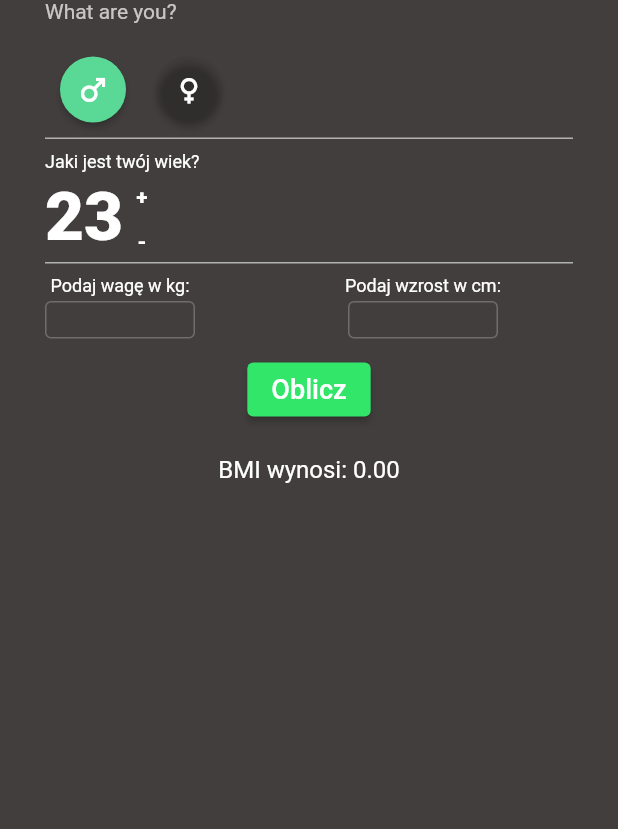
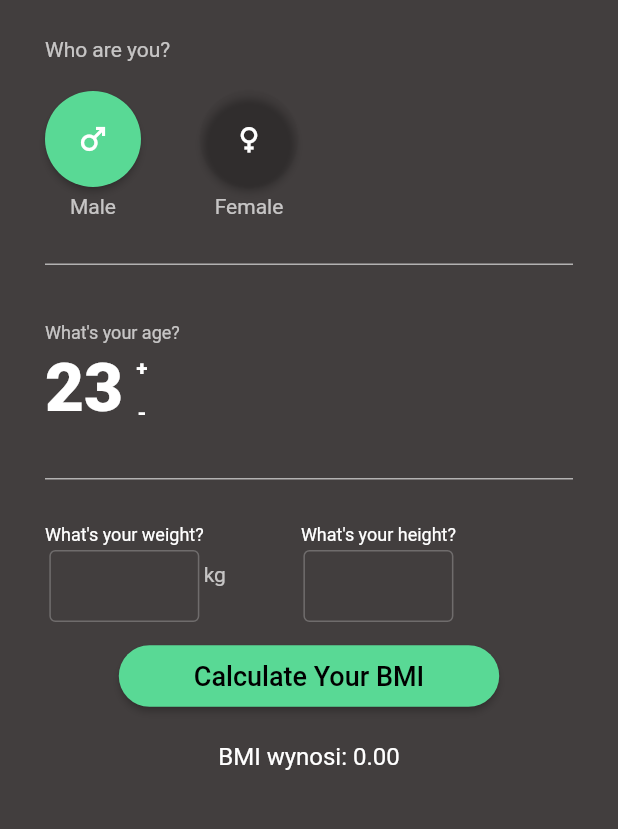
Before and after one commit to jakubfurmanowicz/BMICalculator, a Flutter app: the screen it shows after launch, on a phone screen of 412 x 824 dp, the part 110-939 px from its top. Run offline on Flutter 3.47's test engine with Material 2 defaults, Android fonts, the phone set to English and light mode, and no system bars.

```diff
--- a/lib/bmi_set_age.dart
+++ b/lib/bmi_set_age.dart
@@ -12,8 +12,8 @@ class SetYourAge {
   }
 
   int? decreaseAge() {
-    if (age == 17) {
-      age = 17;
+    if (age == 18) {
+      age = 18;
     } else {
       age--;
       return age;
--- a/lib/bmi_text_field.dart
+++ b/lib/bmi_text_field.dart
@@ -21,10 +21,10 @@ class BmiTextField extends StatelessWidget {
         const Padding(padding: EdgeInsets.only(bottom: 3)),
         SizedBox(
           width: 100,
-          height: 25,
+          height: 50,
           child: TextField(
             enabled: isEnable,
-            style: const TextStyle(color: Colors.white),
+            style: const TextStyle(fontSize: 16,color: Colors.white),
             controller: controller,
             keyboardType: const TextInputType.numberWithOptions(decimal: true),
             decoration: const InputDecoration(
--- a/lib/calculator_bmi.dart
+++ b/lib/calculator_bmi.dart
@@ -23,8 +23,8 @@ String _group = '';
 
   String _error = '';
 
-void calculateYourBmi(
-    String enteredHigh, String enteredWeight, int enteredAge, String personChoosen) {
+  void calculateYourBmi(String enteredHigh, String enteredWeight,
+      int enteredAge, String personChoosen) {
     if (enteredHigh.isNotEmpty && enteredWeight.isNotEmpty) {
       double? parsedHeight = double.tryParse(enteredHigh);
       double? parsedWeight = double.tryParse(enteredWeight);
@@ -101,6 +101,7 @@ void calculateYourBmi(
             _group = 'niedowaga';
             _error = '';
           }
+        } else if (enteredAge < 18 || enteredAge > 120) {
         }
       } else {
         _error = 'Pole nie może być puste';
--- a/lib/main.dart
+++ b/lib/main.dart
@@ -63,10 +63,11 @@ class _MyHomePageState extends State<MyHomePage> {
                               fontWeight: FontWeight.w800,
                               color: Colors.white)),
                     ),
+                    const Padding(padding: EdgeInsets.only(top: 25)),
                     const Align(
                       alignment: Alignment.topLeft,
                       child: Text(
-                        'What are you?',
+                        'Who are you?',
                         style: TextStyle(color: Colors.white70),
                       ),
                     ),
@@ -75,6 +76,8 @@ class _MyHomePageState extends State<MyHomePage> {
                         alignment: Alignment.topLeft,
                         child: Row(
                           children: [
+                            Column(
+                              children: [
                                 ElevatedButton(
                                   onPressed: () {
                                     changeButtonColor.firstButtonPressed();
@@ -82,10 +85,21 @@ class _MyHomePageState extends State<MyHomePage> {
                                   },
                                   child: const Icon(Icons.male),
                                   style: ElevatedButton.styleFrom(
-                                  primary: Color(changeButtonColor.firstColor),
+                                      primary:
+                                          Color(changeButtonColor.firstColor),
                                       shape: const CircleBorder(),
-                                  padding: const EdgeInsets.all(10)),
+                                      padding: const EdgeInsets.all(20)),
                                 ),
+                                const Padding(padding: EdgeInsets.only(top: 5)),
+                                const Text(
+                                  'Male',
+                                  style: TextStyle(color: Colors.white70),
+                                )
+                              ],
+                            ),
+                            const Padding(padding: EdgeInsets.only(right: 40)),
+                            Column(
+                              children: [
                                 ElevatedButton(
                                   onPressed: () {
                                     changeButtonColor.secondButtonPressed();
@@ -93,24 +107,33 @@ class _MyHomePageState extends State<MyHomePage> {
                                   },
                                   child: const Icon(Icons.female),
                                   style: ElevatedButton.styleFrom(
-                                  primary: Color(changeButtonColor.secondColor),
+                                      primary:
+                                          Color(changeButtonColor.secondColor),
                                       shape: const CircleBorder(),
-                                  padding: const EdgeInsets.all(10)),
+                                      padding: const EdgeInsets.all(20)),
+                                ),
+                                const Padding(padding: EdgeInsets.only(top: 5)),
+                                const Text(
+                                  'Female',
+                                  style: TextStyle(color: Colors.white70),
                                 )
                               ],
+                            ),
+                          ],
                         )),
-                    const Padding(padding: EdgeInsets.only(top: 8)),
+                    const Padding(padding: EdgeInsets.only(top: 30)),
                     const Divider(
                       height: 1,
                       thickness: 1,
                       color: Colors.white60,
                     ),
+                    const Padding(padding: EdgeInsets.only(top: 30)),
                     const Padding(padding: EdgeInsets.only(top: 8)),
                     const Align(
                       alignment: Alignment.topLeft,
                       child: Text(
-                        'Jaki jest twój wiek?',
-                        style: TextStyle(fontSize: 12, color: Colors.white),
+                        "What's your age?",
+                        style: TextStyle(fontSize: 12, color: Colors.white70),
                       ),
                     ),
                     // const Padding(padding: EdgeInsets.only(top: 8)),
@@ -157,23 +180,33 @@ class _MyHomePageState extends State<MyHomePage> {
                         ),
                       ],
                     ),
+                    const Padding(padding: EdgeInsets.only(top: 30)),
                     const Divider(
                       height: 1,
                       thickness: 1,
                       color: Colors.white60,
                     ),
-                    const Padding(padding: EdgeInsets.only(bottom: 8)),
+                    const Padding(padding: EdgeInsets.only(bottom: 30)),
                     Row(
                       children: [
                         BmiTextField(
                             isEnable: true,
                             controller: _weightOfBodyController,
-                            label: 'Podaj wagę w kg:'),
-                        const Padding(padding: EdgeInsets.only(left: 100)),
+                            label: "What's your weight?"),
+                        const Align(
+                          alignment: Alignment.bottomLeft,
+                          child: Text(
+                            'kg',
+                            style: TextStyle(color: Colors.white70),
+                          ),
+                        ),
+                        const Padding(
+                          padding: EdgeInsets.only(right: 50),
+                        ),
                         BmiTextField(
                             isEnable: true,
                             controller: _heightOfBodyController,
-                            label: 'Podaj wzrost w cm:')
+                            label: "What's your height?"),
                       ],
                     ),
                     const Padding(padding: EdgeInsets.only(top: 10)),
@@ -187,9 +220,14 @@ class _MyHomePageState extends State<MyHomePage> {
                           setState(() {});
                         },
                         style: ElevatedButton.styleFrom(
-                            primary: const Color(0xff32e66a)),
-                        child: const Text('Oblicz',
-                            style: TextStyle(fontSize: 18))),
+                            primary: const Color(0xff59d995),
+                            shape: RoundedRectangleBorder(
+                                borderRadius: BorderRadius.circular(30)),
+                            padding: const EdgeInsets.only(
+                                left: 50, right: 50, top: 10, bottom: 10)),
+                        child: const Text('Calculate Your BMI',
+                            style:
+                                TextStyle(fontSize: 18, color: Colors.black))),
                     const Padding(padding: EdgeInsets.only(top: 20)),
                     Text(
                       'BMI wynosi: ${calculateBMI.result.toStringAsFixed(2)}',
```
Lines whose indentation alone changed are shown as unchanged.
